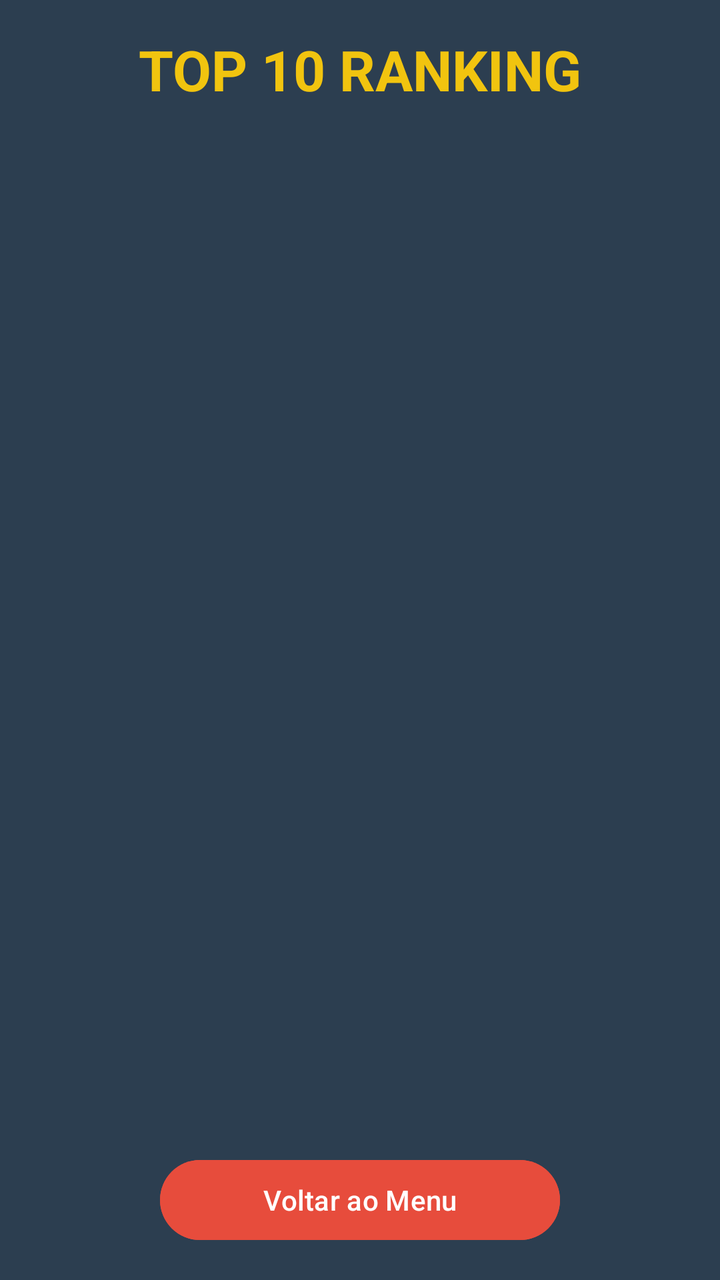
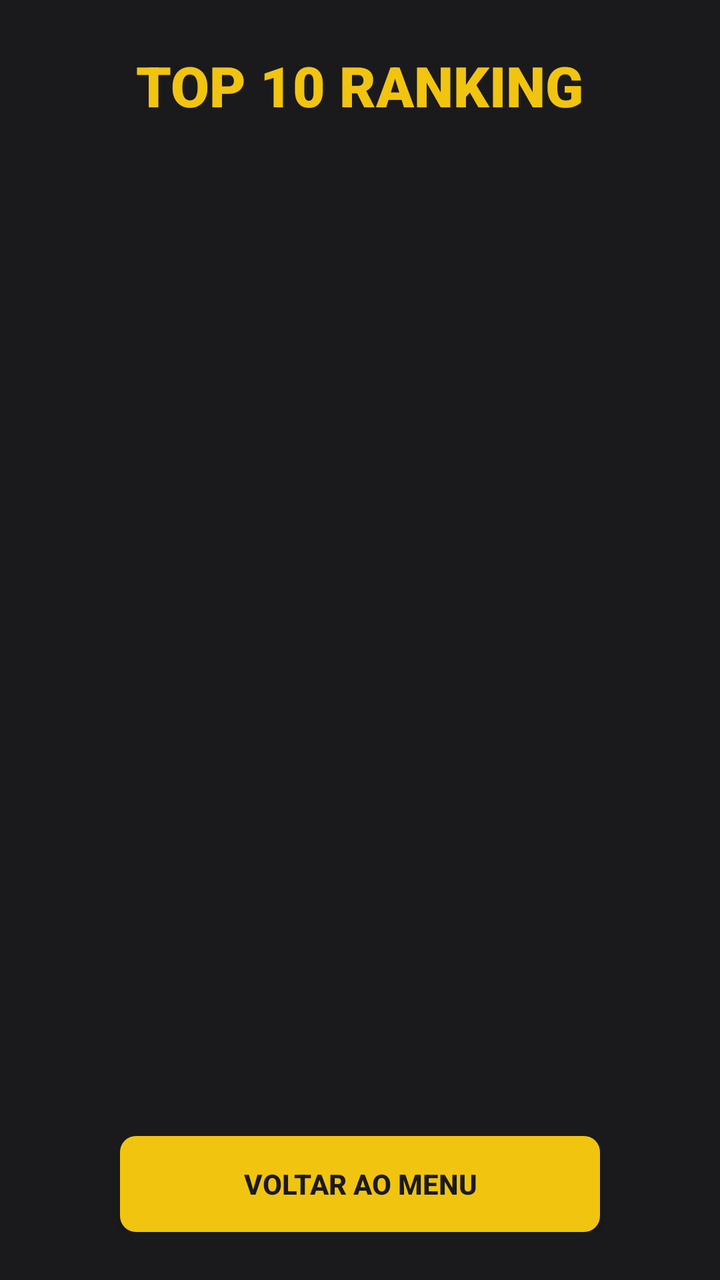

Compare the two renders of this Android layout. The source of the first and the diff that turns it into the second are given below.
<!-- AndroidManifest.xml: application theme Theme.RogueDucks -->
<!-- res/layout/activity_ranking.xml -->
<?xml version="1.0" encoding="utf-8"?>
<LinearLayout xmlns:android="http://schemas.android.com/apk/res/android"
    android:layout_width="match_parent"
    android:layout_height="match_parent"
    android:orientation="vertical"
    android:padding="16dp"
    android:background="#2C3E50"
    android:gravity="center_horizontal">

    <TextView
        android:layout_width="wrap_content"
        android:layout_height="wrap_content"
        android:text="TOP 10 RANKING"
        android:textColor="#F1C40F"
        android:textSize="28sp"
        android:textStyle="bold"
        android:layout_marginBottom="16dp" />

    <ListView
        android:id="@+id/lvRanking"
        android:layout_width="match_parent"
        android:layout_height="0dp"
        android:layout_weight="1"
        android:divider="#34495E"
        android:dividerHeight="1dp"
        android:layout_marginBottom="16dp" />

    <Button
        android:id="@+id/btnBack"
        android:layout_width="200dp"
        android:layout_height="wrap_content"
        android:text="Voltar ao Menu"
        android:backgroundTint="#E74C3C" />

</LinearLayout>
<!-- resources referenced by this layout -->
<resources>
  <style name="Theme.RogueDucks" parent="Base.Theme.RogueDucks" />
  <style name="Base.Theme.RogueDucks" parent="Theme.Material3.DayNight.NoActionBar">
          
          
      </style>
</resources>

<!-- the commit's change to res/layout/activity_ranking.xml (unified diff, before → after) -->
@@ -3,33 +3,33 @@
     android:layout_width="match_parent"
     android:layout_height="match_parent"
     android:orientation="vertical"
-    android:padding="16dp"
-    android:background="#2C3E50"
+    android:padding="24dp"
+    android:background="@color/bg_dark"
     android:gravity="center_horizontal">
 
     <TextView
         android:layout_width="wrap_content"
         android:layout_height="wrap_content"
         android:text="TOP 10 RANKING"
-        android:textColor="#F1C40F"
+        style="@style/RogueDucks.Text.Title"
         android:textSize="28sp"
-        android:textStyle="bold"
-        android:layout_marginBottom="16dp" />
+        android:layout_marginBottom="24dp" />
 
     <ListView
         android:id="@+id/lvRanking"
         android:layout_width="match_parent"
         android:layout_height="0dp"
         android:layout_weight="1"
-        android:divider="#34495E"
-        android:dividerHeight="1dp"
-        android:layout_marginBottom="16dp" />
+        android:divider="@color/bg_dark_card"
+        android:dividerHeight="2dp"
+        android:layout_marginBottom="24dp" />
 
     <Button
         android:id="@+id/btnBack"
-        android:layout_width="200dp"
+        android:layout_width="240dp"
         android:layout_height="wrap_content"
         android:text="Voltar ao Menu"
-        android:backgroundTint="#E74C3C" />
+        style="@style/RogueDucks.Button"
+        android:backgroundTint="@color/secondary_red" />
 
 </LinearLayout>
<!-- resource entries referenced after the edit -->
@@ -1,9 +1,43 @@
 <!-- resources referenced by this layout -->
 <resources>
+  <color name="bg_dark">#1A1A1D</color>
+  <color name="bg_dark_card">#2C2C2E</color>
+  <color name="secondary_red">#E74C3C</color>
+  <style name="RogueDucks.Button" parent="Widget.AppCompat.Button">
+          <item name="android:background">@drawable/bg_button</item>
+          <item name="android:textColor">@color/bg_dark</item>
+          <item name="android:textStyle">bold</item>
+          <item name="android:paddingLeft">24dp</item>
+          <item name="android:paddingRight">24dp</item>
+          <item name="android:textAllCaps">true</item>
+      </style>
+  <style name="RogueDucks.Text.Title" parent="android:Widget.TextView">
+          <item name="android:textSize">32sp</item>
+          <item name="android:textStyle">bold</item>
+          <item name="android:textColor">@color/primary_gold</item>
+          <item name="android:fontFamily">sans-serif-black</item>
+      </style>
   <style name="Theme.RogueDucks" parent="Base.Theme.RogueDucks" />
+  <!-- drawable bg_button (drawable) -->
+  <?xml version="1.0" encoding="utf-8"?>
+  <ripple xmlns:android="http://schemas.android.com/apk/res/android"
+      android:color="@color/ripple_color">
+      <item>
+          <shape android:shape="rectangle">
+              <corners android:radius="8dp" />
+              <solid android:color="@color/primary_gold" />
+          </shape>
+      </item>
+  </ripple>
+  <color name="primary_gold">#F1C40F</color>
   <style name="Base.Theme.RogueDucks" parent="Theme.Material3.DayNight.NoActionBar">
           
-          
+          <item name="colorPrimary">@color/primary_gold</item>
+          <item name="colorSecondary">@color/secondary_red</item>
+          <item name="android:windowBackground">@color/bg_dark</item>
+          <item name="android:statusBarColor">@color/bg_dark</item>
+          <item name="android:navigationBarColor">@color/bg_dark</item>
       </style>
+  <color name="ripple_color">#40FFFFFF</color>
 </resources>
 
